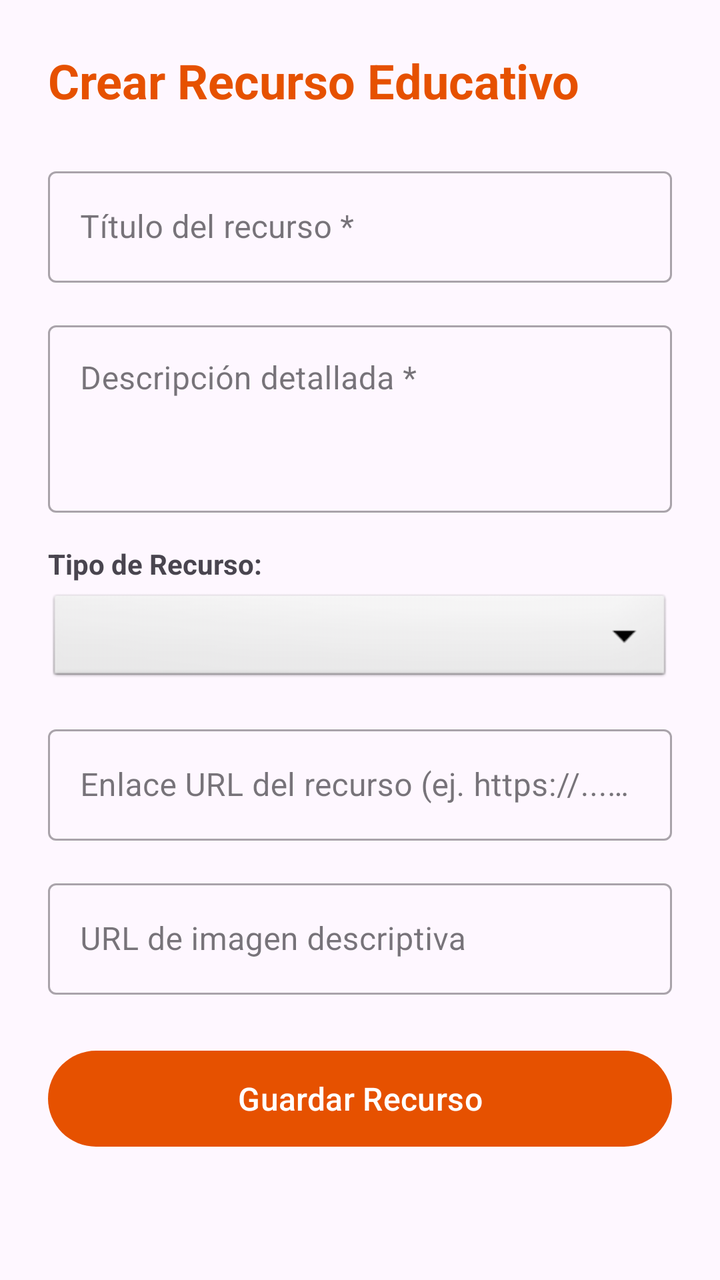
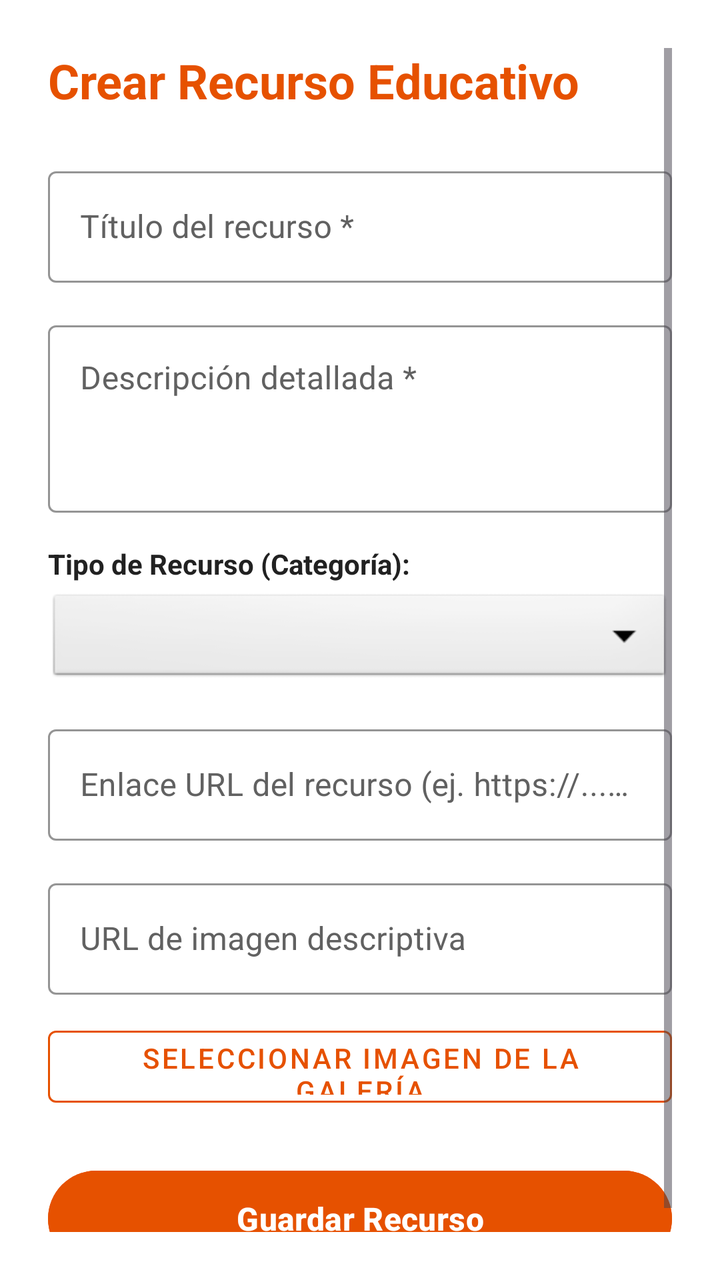

Screens rendered from an Android XML layout before and after an edit, with the pre-edit source and the edit as a unified diff.
<!-- AndroidManifest.xml: application theme Theme.Desafio3DSM -->
<!-- res/layout/activity_add_edit_resource.xml -->
<?xml version="1.0" encoding="utf-8"?>
<ScrollView xmlns:android="http://schemas.android.com/apk/res/android"
    xmlns:app="http://schemas.android.com/apk/res-auto"
    xmlns:tools="http://schemas.android.com/tools"
    android:layout_width="match_parent"
    android:layout_height="match_parent"
    android:fillViewport="true"
    android:padding="24dp"
    tools:context=".view.AddEditResourceActivity">

    <LinearLayout
        android:layout_width="match_parent"
        android:layout_height="wrap_content"
        android:orientation="vertical">

        <TextView
            android:id="@+id/tvFormTitle"
            android:layout_width="wrap_content"
            android:layout_height="wrap_content"
            android:text="@string/title_recurso_crear"
            android:textSize="24sp"
            android:textStyle="bold"
            android:textColor="?attr/colorPrimary"
            android:layout_marginBottom="24dp" />

        <com.google.android.material.textfield.TextInputLayout
            android:id="@+id/tilTitulo"
            style="@style/Widget.MaterialComponents.TextInputLayout.OutlinedBox"
            android:layout_width="match_parent"
            android:layout_height="wrap_content"
            android:layout_marginBottom="16dp"
            android:hint="@string/hint_resource_title">

            <com.google.android.material.textfield.TextInputEditText
                android:id="@+id/etTitulo"
                android:layout_width="match_parent"
                android:layout_height="wrap_content"
                android:inputType="textCapSentences" />

        </com.google.android.material.textfield.TextInputLayout>

        <com.google.android.material.textfield.TextInputLayout
            android:id="@+id/tilDescripcion"
            style="@style/Widget.MaterialComponents.TextInputLayout.OutlinedBox"
            android:layout_width="match_parent"
            android:layout_height="wrap_content"
            android:layout_marginBottom="16dp"
            android:hint="@string/hint_resource_description">

            <com.google.android.material.textfield.TextInputEditText
                android:id="@+id/etDescripcion"
                android:layout_width="match_parent"
                android:layout_height="wrap_content"
                android:inputType="textMultiLine"
                android:minLines="3"
                android:gravity="top" />

        </com.google.android.material.textfield.TextInputLayout>

        <TextView
            android:id="@+id/tvLabelTipo"
            android:layout_width="wrap_content"
            android:layout_height="wrap_content"
            android:text="@string/label_resource_type"
            android:textSize="14sp"
            android:textStyle="bold"
            android:layout_marginBottom="4dp" />

        <Spinner
            android:id="@+id/spTipo"
            android:layout_width="match_parent"
            android:layout_height="48dp"
            android:background="@android:drawable/btn_dropdown"
            android:padding="8dp"
            android:layout_marginBottom="16dp" />

        <com.google.android.material.textfield.TextInputLayout
            android:id="@+id/tilUrl"
            style="@style/Widget.MaterialComponents.TextInputLayout.OutlinedBox"
            android:layout_width="match_parent"
            android:layout_height="wrap_content"
            android:layout_marginBottom="16dp"
            android:hint="@string/hint_resource_url">

            <com.google.android.material.textfield.TextInputEditText
                android:id="@+id/etUrl"
                android:layout_width="match_parent"
                android:layout_height="wrap_content"
                android:inputType="textUri" />

        </com.google.android.material.textfield.TextInputLayout>

        <com.google.android.material.textfield.TextInputLayout
            android:id="@+id/tilImagen"
            style="@style/Widget.MaterialComponents.TextInputLayout.OutlinedBox"
            android:layout_width="match_parent"
            android:layout_height="wrap_content"
            android:layout_marginBottom="24dp"
            android:hint="@string/hint_resource_image_url">

            <com.google.android.material.textfield.TextInputEditText
                android:id="@+id/etImagen"
                android:layout_width="match_parent"
                android:layout_height="wrap_content"
                android:inputType="textUri" />

        </com.google.android.material.textfield.TextInputLayout>

        <Button
            android:id="@+id/btnGuardarRecurso"
            android:layout_width="match_parent"
            android:layout_height="56dp"
            android:text="@string/btn_save_resource"
            android:textSize="16sp"
            android:layout_marginBottom="16dp" />

        <ProgressBar
            android:id="@+id/progressBar"
            android:layout_width="wrap_content"
            android:layout_height="wrap_content"
            android:layout_gravity="center"
            android:visibility="gone" />

    </LinearLayout>
</ScrollView>
<!-- resources referenced by this layout -->
<resources>
  <string name="btn_save_resource">Guardar Recurso</string>
  <string name="hint_resource_description">Descripción detallada *</string>
  <string name="hint_resource_image_url">URL de imagen descriptiva</string>
  <string name="hint_resource_title">Título del recurso *</string>
  <string name="hint_resource_url">Enlace URL del recurso (ej. https://...) *</string>
  <string name="label_resource_type">Tipo de Recurso:</string>
  <string name="title_recurso_crear">Crear Recurso Educativo</string>
  <style name="Theme.Desafio3DSM" parent="Base.Theme.Desafio3DSM" />
  <style name="Base.Theme.Desafio3DSM" parent="Theme.Material3.DayNight.NoActionBar">
          <item name="colorPrimary">@color/orange_primary</item>
          <item name="colorPrimaryVariant">@color/orange_primary_dark</item>
          <item name="colorSecondary">@color/orange_secondary</item>
          <item name="android:statusBarColor">@color/orange_primary_dark</item>
      </style>
  <color name="orange_primary">#E65100</color>
  <color name="orange_primary_dark">#BF360C</color>
  <color name="orange_secondary">#F57C00</color>
</resources>

<!-- the commit's change to res/layout/activity_add_edit_resource.xml (unified diff, before → after) -->
@@ -5,6 +5,7 @@
     android:layout_width="match_parent"
     android:layout_height="match_parent"
     android:fillViewport="true"
+    android:background="@android:color/white"
     android:padding="24dp"
     tools:context=".view.AddEditResourceActivity">
 
@@ -20,7 +21,7 @@
             android:text="@string/title_recurso_crear"
             android:textSize="24sp"
             android:textStyle="bold"
-            android:textColor="?attr/colorPrimary"
+            android:textColor="@color/orange_primary"
             android:layout_marginBottom="24dp" />
 
         <com.google.android.material.textfield.TextInputLayout
@@ -29,12 +30,17 @@
             android:layout_width="match_parent"
             android:layout_height="wrap_content"
             android:layout_marginBottom="16dp"
-            android:hint="@string/hint_resource_title">
+            android:hint="@string/hint_resource_title"
+            android:textColorHint="#616161"
+            app:boxStrokeColor="@color/orange_primary"
+            app:hintTextColor="@color/orange_primary">
 
             <com.google.android.material.textfield.TextInputEditText
                 android:id="@+id/etTitulo"
                 android:layout_width="match_parent"
                 android:layout_height="wrap_content"
+                android:textColor="#212121"
+                android:textSize="16sp"
                 android:inputType="textCapSentences" />
 
         </com.google.android.material.textfield.TextInputLayout>
@@ -45,12 +51,17 @@
             android:layout_width="match_parent"
             android:layout_height="wrap_content"
             android:layout_marginBottom="16dp"
-            android:hint="@string/hint_resource_description">
+            android:hint="@string/hint_resource_description"
+            android:textColorHint="#616161"
+            app:boxStrokeColor="@color/orange_primary"
+            app:hintTextColor="@color/orange_primary">
 
             <com.google.android.material.textfield.TextInputEditText
                 android:id="@+id/etDescripcion"
                 android:layout_width="match_parent"
                 android:layout_height="wrap_content"
+                android:textColor="#212121"
+                android:textSize="16sp"
                 android:inputType="textMultiLine"
                 android:minLines="3"
                 android:gravity="top" />
@@ -64,6 +75,7 @@
             android:text="@string/label_resource_type"
             android:textSize="14sp"
             android:textStyle="bold"
+            android:textColor="#212121"
             android:layout_marginBottom="4dp" />
 
         <Spinner
@@ -80,12 +92,17 @@
             android:layout_width="match_parent"
             android:layout_height="wrap_content"
             android:layout_marginBottom="16dp"
-            android:hint="@string/hint_resource_url">
+            android:hint="@string/hint_resource_url"
+            android:textColorHint="#616161"
+            app:boxStrokeColor="@color/orange_primary"
+            app:hintTextColor="@color/orange_primary">
 
             <com.google.android.material.textfield.TextInputEditText
                 android:id="@+id/etUrl"
                 android:layout_width="match_parent"
                 android:layout_height="wrap_content"
+                android:textColor="#212121"
+                android:textSize="16sp"
                 android:inputType="textUri" />
 
         </com.google.android.material.textfield.TextInputLayout>
@@ -95,23 +112,44 @@
             style="@style/Widget.MaterialComponents.TextInputLayout.OutlinedBox"
             android:layout_width="match_parent"
             android:layout_height="wrap_content"
-            android:layout_marginBottom="24dp"
-            android:hint="@string/hint_resource_image_url">
+            android:layout_marginBottom="12dp"
+            android:hint="@string/hint_resource_image_url"
+            android:textColorHint="#616161"
+            app:boxStrokeColor="@color/orange_primary"
+            app:hintTextColor="@color/orange_primary">
 
             <com.google.android.material.textfield.TextInputEditText
                 android:id="@+id/etImagen"
                 android:layout_width="match_parent"
                 android:layout_height="wrap_content"
+                android:textColor="#212121"
+                android:textSize="16sp"
                 android:inputType="textUri" />
 
         </com.google.android.material.textfield.TextInputLayout>
+
+        
+        <Button
+            android:id="@+id/btnGaleria"
+            style="@style/Widget.MaterialComponents.Button.OutlinedButton"
+            android:layout_width="match_parent"
+            android:layout_height="48dp"
+            android:text="@string/btn_pick_gallery"
+            android:textColor="@color/orange_primary"
+            app:strokeColor="@color/orange_primary"
+            app:strokeWidth="1dp"
+            android:textSize="14sp"
+            android:layout_marginBottom="24dp" />
 
         <Button
             android:id="@+id/btnGuardarRecurso"
             android:layout_width="match_parent"
             android:layout_height="56dp"
             android:text="@string/btn_save_resource"
+            android:textColor="@android:color/white"
             android:textSize="16sp"
+            android:textStyle="bold"
+            android:backgroundTint="@color/orange_primary"
             android:layout_marginBottom="16dp" />
 
         <ProgressBar
@@ -119,6 +157,7 @@
             android:layout_width="wrap_content"
             android:layout_height="wrap_content"
             android:layout_gravity="center"
+            android:indeterminateTint="@color/orange_primary"
             android:visibility="gone" />
 
     </LinearLayout>
<!-- resource entries referenced after the edit -->
@@ -5,7 +5,7 @@
   <string name="hint_resource_image_url">URL de imagen descriptiva</string>
   <string name="hint_resource_title">Título del recurso *</string>
   <string name="hint_resource_url">Enlace URL del recurso (ej. https://...) *</string>
-  <string name="label_resource_type">Tipo de Recurso:</string>
+  <string name="label_resource_type">Tipo de Recurso (Categoría):</string>
   <string name="title_recurso_crear">Crear Recurso Educativo</string>
   <style name="Theme.Desafio3DSM" parent="Base.Theme.Desafio3DSM" />
   <style name="Base.Theme.Desafio3DSM" parent="Theme.Material3.DayNight.NoActionBar">
@@ -15,6 +15,7 @@
           <item name="android:statusBarColor">@color/orange_primary_dark</item>
       </style>
   <color name="orange_primary">#E65100</color>
+  <string name="btn_pick_gallery">Seleccionar imagen de la galería</string>
   <color name="orange_primary_dark">#BF360C</color>
   <color name="orange_secondary">#F57C00</color>
 </resources>
